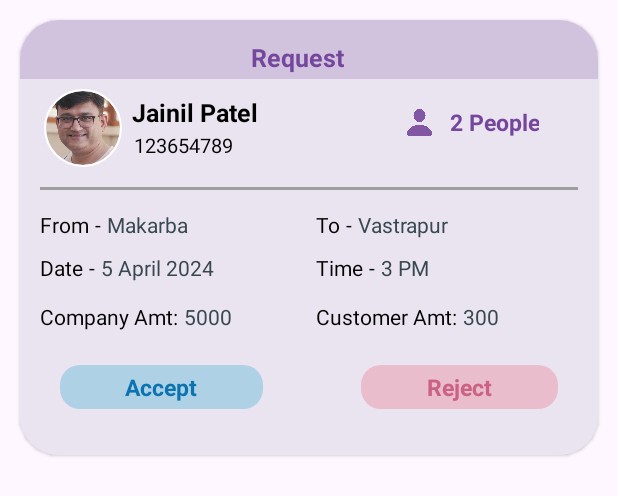
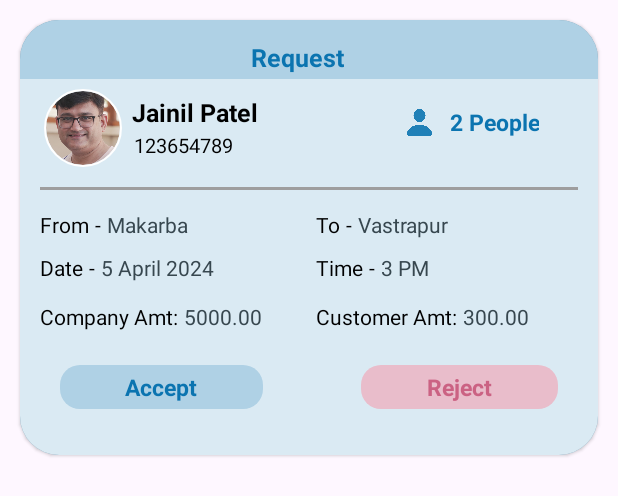
Before and after one commit to chpl-aspire-6/DriverBookingApp, an Android app: the layout item_booking.xml on its own in the app's theme, with its tools: preview values and no code run, on a phone screen of 412 x 824 dp. Shown: the top 496 px of the screen. Run offline under Robolectric (Android 15) with nearby library versions, the phone set to English and light mode, and no system bars; plain views replace CircularImageView.

Commit message:
Udpate Code Changes

```diff
--- a/app/build.gradle
+++ b/app/build.gradle
@@ -118,4 +118,9 @@ dependencies {
     implementation 'androidx.multidex:multidex:2.0.1'
 
 
+
+
+    implementation 'com.github.GrenderG:Toasty:1.5.2'
+
+
 }
--- a/app/src/main/res/layout/delete_dialog.xml
+++ b/app/src/main/res/layout/delete_dialog.xml
@@ -30,6 +30,7 @@
             android:layout_height="wrap_content"
             android:text="Want to Delete this Notification?"
             android:gravity="center"
+            android:layout_marginTop="@dimen/_10sdp"
             android:layout_gravity="center"
             android:textColor="@color/Black"
             android:textStyle="italic|bold"
--- a/app/src/main/res/layout/dialog_layout.xml
+++ b/app/src/main/res/layout/dialog_layout.xml
@@ -17,7 +17,7 @@
             android:id="@+id/txtHeading"
             android:layout_width="match_parent"
             android:layout_height="wrap_content"
-            android:text="Reason for Rejecting Trip"
+            android:text="@string/reason_for_rejecting_trip"
             android:gravity="center"
             android:layout_gravity="center"
             android:textColor="@color/colorPrimary"
@@ -42,6 +42,8 @@
             android:inputType="textPersonName"
             android:hint="@string/write_the_reason_for_rejecting_this_trip_here"
             android:maxLines="1"
+            android:focusable="true"
+            android:focusableInTouchMode="true"
             android:layout_marginTop="@dimen/_10sdp"
             android:background="@drawable/editext_bg"
             android:maxLength="50"/>
--- a/app/src/main/res/layout/item_booking.xml
+++ b/app/src/main/res/layout/item_booking.xml
@@ -13,6 +13,7 @@
         android:layout_height="wrap_content"
         android:layout_margin="@dimen/_10sdp"
         app:cardCornerRadius="@dimen/_20sdp"
+        android:background="@color/colorPrimary_LightBG"
         app:cardElevation="@dimen/_1sdp">
 
 
@@ -20,7 +21,7 @@
             android:id="@+id/linear_lyt"
             android:layout_width="match_parent"
             android:layout_height="wrap_content"
-            android:background="@color/colorPurplePrimary_Light"
+            android:background="@color/colorPrimary_LightBG"
             android:orientation="vertical">
 
 
@@ -29,7 +30,7 @@
                 android:layout_width="match_parent"
                 android:layout_height="@dimen/_30sdp"
                 android:layout_weight="5"
-                android:background="@color/colorPurplePrimary_LightBG"
+                android:background="@color/colorPrimary_Light"
                 android:orientation="horizontal">
                 <LinearLayout
                     android:layout_width="0dp"
@@ -65,7 +66,7 @@
                         android:layout_marginBottom="@dimen/_3sdp"
                         android:layout_marginTop="@dimen/_10sdp"
                         android:text="Request"
-                        android:textColor="@color/colorPurplePrimary"
+                        android:textColor="@color/colorPrimary"
                         android:textSize="@dimen/_13ssp"
                         android:textStyle="bold" />
                 </LinearLayout>
@@ -77,7 +78,7 @@
             android:id="@+id/lin_Details"
             android:layout_width="match_parent"
             android:layout_height="wrap_content"
-            android:background="@color/colorPurplePrimary_Light"
+            android:background="@color/colorPrimary_Light__BG"
             android:orientation="vertical">
             <!--Cab Profile -->
             <LinearLayout
@@ -132,6 +133,7 @@
                 <!--Car Number-->
 
                 <LinearLayout
+                    android:id="@+id/linPersonCount"
                     android:layout_width="wrap_content"
                     android:layout_height="wrap_content"
                     android:layout_gravity="center"
@@ -140,9 +142,11 @@
                     android:orientation="horizontal">
 
                     <ImageView
+                        android:id="@+id/img_per"
                         android:layout_width="@dimen/_30sdp"
                         android:layout_height="@dimen/_30sdp"
                         android:padding="@dimen/_8sdp"
+                        app:tint="@color/colorPrimary"
                         android:src="@drawable/vector_person" />
 
                     <TextView
@@ -152,7 +156,7 @@
                         android:layout_gravity="center"
                         android:gravity="center"
                         android:text="2 People"
-                        android:textColor="@color/colorPurplePrimary"
+                        android:textColor="@color/colorPrimary"
                         android:textSize="@dimen/_12ssp"
                         android:textStyle="bold" />
                 </LinearLayout>
@@ -330,6 +334,87 @@
                 </LinearLayout>
 
             <!-- Amount Layout -->
+<!--
+                <LinearLayout
+                    android:id="@+id/lin_AmountDetails"
+                    android:layout_width="match_parent"
+                    android:layout_height="wrap_content"
+                    android:layout_marginTop="@dimen/_3sdp"
+                    android:layout_marginBottom="@dimen/_7sdp"
+                    android:orientation="horizontal"
+                    android:weightSum="2">
+
+                    &lt;!&ndash; Left Side Information &ndash;&gt;
+                    <LinearLayout
+                        android:id="@+id/lin_AgentAmountInfo"
+                        android:layout_width="0dp"
+                        android:layout_height="wrap_content"
+                        android:layout_weight="1"
+                        android:gravity="start"
+                        android:orientation="horizontal">
+
+                        <TextView
+                            android:id="@+id/txt_AgentAmountDetailTag"
+                            android:layout_width="wrap_content"
+                            android:layout_height="wrap_content"
+                            android:text="Company Amt:"
+                            android:textColor="@color/Black"
+                            android:textSize="@dimen/_11ssp" />
+
+&lt;!&ndash;                        <TextView&ndash;&gt;
+&lt;!&ndash;                            android:layout_width="wrap_content"&ndash;&gt;
+&lt;!&ndash;                            android:layout_height="wrap_content"&ndash;&gt;
+&lt;!&ndash;                            android:layout_marginStart="@dimen/_3sdp"&ndash;&gt;
+&lt;!&ndash;                            android:text="-"&ndash;&gt;
+&lt;!&ndash;                            android:textColor="@color/Black" />&ndash;&gt;
+
+                        <TextView
+                            android:id="@+id/txt_AgentAmountDetail"
+                            android:layout_width="wrap_content"
+                            android:layout_height="wrap_content"
+                            android:layout_marginStart="@dimen/_3sdp"
+                            android:text="5000.00"
+                            android:textColor="@color/grey_80"
+                            android:textSize="@dimen/_11ssp" />
+                    </LinearLayout>
+
+                    &lt;!&ndash; Right Side Information &ndash;&gt;
+                    <LinearLayout
+                        android:id="@+id/lin_CustomerInfo"
+                        android:layout_width="0dp"
+                        android:layout_height="wrap_content"
+                        android:layout_weight="1"
+                        android:gravity="start"
+                        android:layout_marginStart="@dimen/_10sdp"
+                        android:orientation="horizontal">
+
+                        <TextView
+                            android:id="@+id/txt_CustomerDetailTag"
+                            android:layout_width="wrap_content"
+                            android:layout_height="wrap_content"
+                            android:text="Customer Amt:"
+                            android:textColor="@color/Black"
+                            android:textSize="@dimen/_11ssp" />
+
+&lt;!&ndash;                        <TextView&ndash;&gt;
+&lt;!&ndash;                            android:id="@+id/txt_1"&ndash;&gt;
+&lt;!&ndash;                            android:layout_width="wrap_content"&ndash;&gt;
+&lt;!&ndash;                            android:layout_height="wrap_content"&ndash;&gt;
+&lt;!&ndash;                            android:layout_marginStart="@dimen/_3sdp"&ndash;&gt;
+&lt;!&ndash;                            android:text="-"&ndash;&gt;
+&lt;!&ndash;                            android:textColor="@color/Black" />&ndash;&gt;
+
+                        <TextView
+                            android:id="@+id/txt_CustomerDetail"
+                            android:layout_width="wrap_content"
+                            android:layout_height="wrap_content"
+                            android:layout_marginStart="@dimen/_3sdp"
+                            android:text="300.00"
+                            android:textColor="@color/grey_80"
+                            android:textSize="@dimen/_11ssp" />
+                    </LinearLayout>
+                </LinearLayout>
+-->
                 <LinearLayout
                     android:id="@+id/lin_AmountDetails"
                     android:layout_width="match_parent"
@@ -356,19 +441,12 @@
                             android:textColor="@color/Black"
                             android:textSize="@dimen/_11ssp" />
 
-<!--                        <TextView-->
-<!--                            android:layout_width="wrap_content"-->
-<!--                            android:layout_height="wrap_content"-->
-<!--                            android:layout_marginStart="@dimen/_3sdp"-->
-<!--                            android:text="-"-->
-<!--                            android:textColor="@color/Black" />-->
-
                         <TextView
                             android:id="@+id/txt_AgentAmountDetail"
                             android:layout_width="wrap_content"
                             android:layout_height="wrap_content"
                             android:layout_marginStart="@dimen/_3sdp"
-                            android:text="5000"
+                            android:text="5000.00"
                             android:textColor="@color/grey_80"
                             android:textSize="@dimen/_11ssp" />
                     </LinearLayout>
@@ -391,20 +469,12 @@
                             android:textColor="@color/Black"
                             android:textSize="@dimen/_11ssp" />
 
-<!--                        <TextView-->
-<!--                            android:id="@+id/txt_1"-->
-<!--                            android:layout_width="wrap_content"-->
-<!--                            android:layout_height="wrap_content"-->
-<!--                            android:layout_marginStart="@dimen/_3sdp"-->
-<!--                            android:text="-"-->
-<!--                            android:textColor="@color/Black" />-->
-
                         <TextView
                             android:id="@+id/txt_CustomerDetail"
                             android:layout_width="wrap_content"
                             android:layout_height="wrap_content"
                             android:layout_marginStart="@dimen/_3sdp"
-                            android:text="300"
+                            android:text="300.00"
                             android:textColor="@color/grey_80"
                             android:textSize="@dimen/_11ssp" />
                     </LinearLayout>
--- a/app/src/main/res/values/strings.xml
+++ b/app/src/main/res/values/strings.xml
@@ -29,7 +29,7 @@
     <string name="roboto_black">roboto_black</string>
     <string name="sf_bold">sf_bold</string>
     <string name="no_notification_available">No notification available!\n</string>
-    <string name="want_to_delete_all_the_notification">"Want to Delete All the Notification? "</string>
+    <string name="want_to_delete_all_the_notification">"Are you want to Delete All the Notification? "</string>
     <string name="notification_title">Notification Title</string>
     <string name="notification_description_is_here_display_with_small_text_size_and_with_some_fascinating_font_thnak_you">description\n</string>
     <string name="no_search_found">No Search Found!</string>
@@ -38,5 +38,6 @@
     <string name="write_the_reason_for_rejecting_this_trip_here">Write  reason for rejecting this trip...</string>
     <string name="enter_your_mobile_number_or_email">Enter your mobile number or Email</string>
     <string name="pick_up">Pick Up</string>
+    <string name="reason_for_rejecting_trip">Reason for Rejecting Trip</string>
 
 </resources>
```
Also changed, not shown: app/src/main/java/com/adanitownship/driver/DashBoardActivity.java (+7 -21 lines), app/src/main/java/com/adanitownship/driver/LoginActivity.java (+15 -4 lines), app/src/main/java/com/adanitownship/driver/NotificationActivity.java (+12 -2 lines), app/src/main/java/com/adanitownship/driver/OTPDialogFragment.java (+12 -6 lines), app/src/main/java/com/adanitownship/driver/adapter/RequestListAdapter.java (+13 -18 lines), app/src/main/java/com/adanitownship/driver/utils/Tools.java (+14 -15 lines), app/src/main/res/font/opensans_regular.ttf (added).
